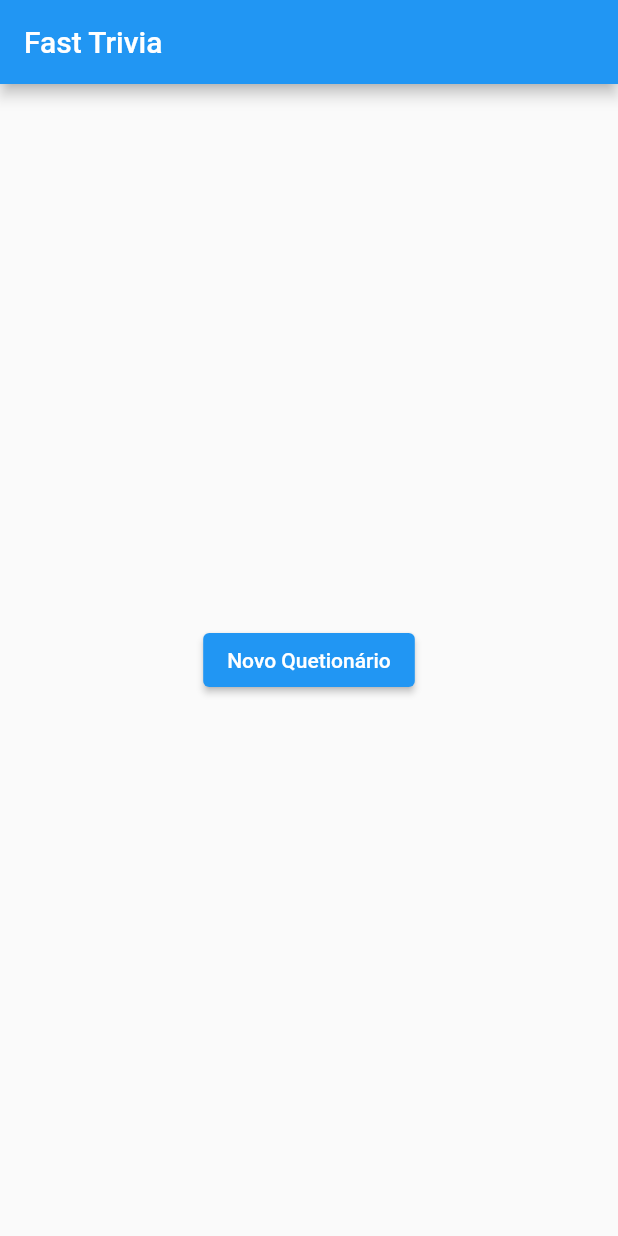
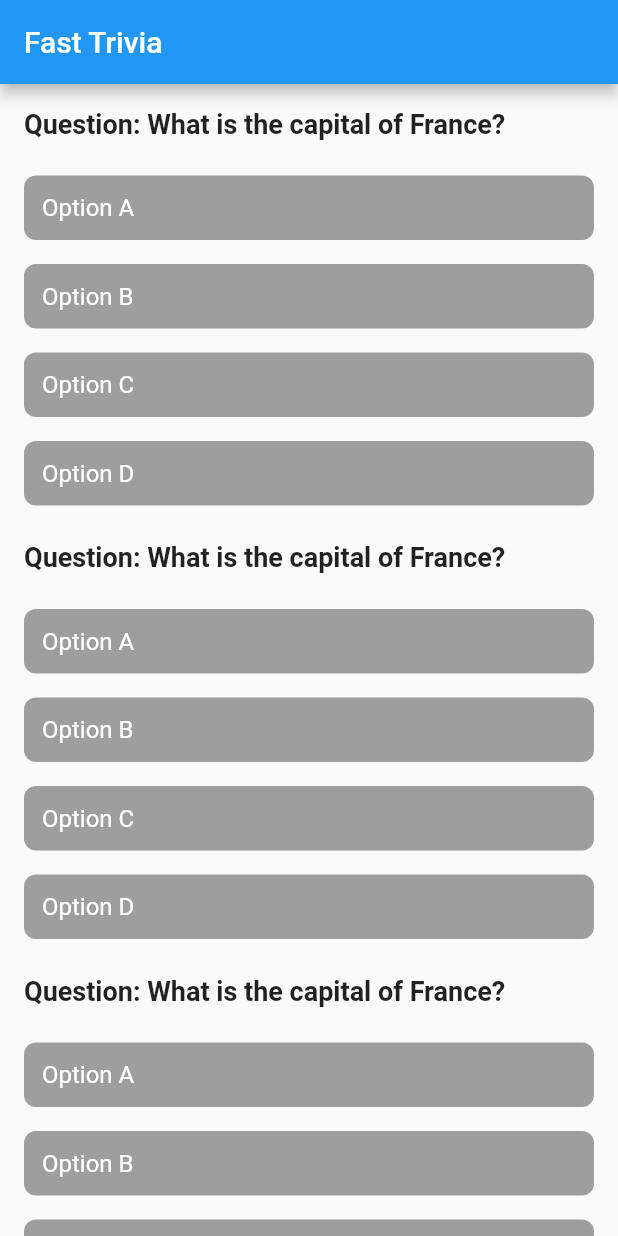
Before and after one commit to josemailson/fast-trivia, a Flutter app: the screen it shows after launch, on a phone screen of 412 x 824 dp. Run offline on Flutter 3.47's test engine with Material 2 defaults, Android fonts, the phone set to English and light mode, and no system bars.

Commit message:
add: results page and answers page

```diff
--- a/lib/my_app.dart
+++ b/lib/my_app.dart
@@ -1,4 +1,4 @@
-import 'package:fast_trivia/view/home/home_page.dart';
+import 'package:fast_trivia/view/answers/answers_page.dart';
 import 'package:flutter/material.dart';
 
 class MyApp extends StatelessWidget {
@@ -12,7 +12,7 @@ class MyApp extends StatelessWidget {
       theme: ThemeData(
         primarySwatch: Colors.blue,
       ),
-      home: HomePage(),
+      home: const AnswersPage(),
     );
   }
 }
--- a/lib/view/answers/answers_page.dart
+++ b/lib/view/answers/answers_page.dart
@@ -0,0 +1,157 @@
+import 'package:flutter/material.dart';
+
+class AnswersPage extends StatefulWidget {
+  const AnswersPage({super.key});
+
+  @override
+  _AnswersPageState createState() => _AnswersPageState();
+}
+
+class _AnswersPageState extends State<AnswersPage> {
+  int _selectedOptionIndex = -1; // Index of the selected answer, -1 means no answer selected
+  final List<String> _options = [
+    'Option A',
+    'Option B',
+    'Option C',
+    'Option D',
+  ];
+
+  void _selectOption(int index) {
+    setState(() {
+      _selectedOptionIndex = index;
+    });
+  }
+
+  @override
+  Widget build(BuildContext context) {
+    return Scaffold(
+      appBar: AppBar(
+        title: const Text('Fast Trivia'),
+      ),
+      body: SingleChildScrollView(
+        child: Padding(
+          padding: const EdgeInsets.all(16.0),
+          child: Column(
+            crossAxisAlignment: CrossAxisAlignment.stretch,
+            children: [
+              const Text(
+                'Question: What is the capital of France?',
+                style: TextStyle(fontSize: 18, fontWeight: FontWeight.bold),
+              ),
+              const SizedBox(height: 16),
+              Column(
+                children: _options
+                    .asMap()
+                    .map((index, option) => MapEntry(
+                          index,
+                          GestureDetector(
+                            onTap: () => _selectOption(index),
+                            child: FractionallySizedBox(
+                              widthFactor: 1,
+                              child: Container(
+                                decoration: BoxDecoration(
+                                  color: _selectedOptionIndex == index
+                                      ? Colors.blue
+                                      : Colors.grey,
+                                  borderRadius: BorderRadius.circular(8),
+                                ),
+                                padding: const EdgeInsets.all(12),
+                                margin: const EdgeInsets.symmetric(vertical: 8),
+                                child: Text(
+                                  option,
+                                  style: const TextStyle(
+                                    color: Colors.white,
+                                    fontSize: 16,
+                                  ),
+                                ),
+                              ),
+                            ),
+                          ),
+                        ))
+                    .values
+                    .toList(),
+              ),
+              const SizedBox(height: 16),
+              const Text(
+                'Question: What is the capital of France?',
+                style: TextStyle(fontSize: 18, fontWeight: FontWeight.bold),
+              ),
+              const SizedBox(height: 16),
+              Column(
+                children: _options
+                    .asMap()
+                    .map((index, option) => MapEntry(
+                          index,
+                          GestureDetector(
+                            onTap: () => _selectOption(index),
+                            child: FractionallySizedBox(
+                              widthFactor: 1,
+                              child: Container(
+                                decoration: BoxDecoration(
+                                  color: _selectedOptionIndex == index
+                                      ? Colors.blue
+                                      : Colors.grey,
+                                  borderRadius: BorderRadius.circular(8),
+                                ),
+                                padding: const EdgeInsets.all(12),
+                                margin: const EdgeInsets.symmetric(vertical: 8),
+                                child: Text(
+                                  option,
+                                  style: const TextStyle(
+                                    color: Colors.white,
+                                    fontSize: 16,
+                                  ),
+                                ),
+                              ),
+                            ),
+                          ),
+                        ))
+                    .values
+                    .toList(),
+              ),
+              const SizedBox(height: 16),
+              const Text(
+                'Question: What is the capital of France?',
+                style: TextStyle(fontSize: 18, fontWeight: FontWeight.bold),
+              ),
+              const SizedBox(height: 16),
+              Column(
+                children: _options
+                    .asMap()
+                    .map((index, option) => MapEntry(
+                          index,
+                          GestureDetector(
+                            onTap: () => _selectOption(index),
+                            child: FractionallySizedBox(
+                              widthFactor: 1,
+                              child: Container(
+                                decoration: BoxDecoration(
+                                  color: _selectedOptionIndex == index
+                                      ? Colors.blue
+                                      : Colors.grey,
+                                  borderRadius: BorderRadius.circular(8),
+                                ),
+                                padding: const EdgeInsets.all(12),
+                                margin: const EdgeInsets.symmetric(vertical: 8),
+                                child: Text(
+                                  option,
+                                  style: const TextStyle(
+                                    color: Colors.white,
+                                    fontSize: 16,
+                                  ),
+                                ),
+                              ),
+                            ),
+                          ),
+                        ))
+                    .values
+                    .toList(),
+              ),
+              const SizedBox(height: 16),
+            ],
+          ),
+        ),
+      ),
+    );
+  }
+}
--- a/lib/view/home/home_page.dart
+++ b/lib/view/home/home_page.dart
@@ -1,11 +1,13 @@
 import 'package:flutter/material.dart';
 
 class HomePage extends StatelessWidget {
+  const HomePage({super.key});
+
   @override
   Widget build(BuildContext context) {
     return Scaffold(
       appBar: AppBar(
-        title: Text('Fast Trivia'),
+        title: const Text('Fast Trivia'),
       ),
       body: Center(
         child: ElevatedButton(
--- a/lib/view/results/results_page.dart
+++ b/lib/view/results/results_page.dart
@@ -0,0 +1,50 @@
+import 'package:flutter/material.dart';
+
+class ResultsPage extends StatefulWidget {
+  const ResultsPage({super.key});
+
+  @override
+  _ResultsPageState createState() => _ResultsPageState();
+}
+
+class _ResultsPageState extends State<ResultsPage> {
+
+  @override
+  Widget build(BuildContext context) {
+    return Scaffold(
+      appBar: AppBar(
+        title: const Text('Fast Trivia'),
+      ),
+      body: Padding(
+        padding: const EdgeInsets.all(16.0),
+        child: Column(
+          crossAxisAlignment: CrossAxisAlignment.stretch,
+          mainAxisAlignment: MainAxisAlignment.center,
+          children: [
+            const Center(
+              child: Text(
+                'Resultado',
+                style: TextStyle(fontSize: 18, fontWeight: FontWeight.bold),
+              ),
+            ),
+            const SizedBox(height: 16),
+            const Center(
+              child: Text(
+                '10/10',
+                style: TextStyle(fontSize: 18, fontWeight: FontWeight.bold),
+              ),
+            ),
+            const SizedBox(height: 16),
+            ElevatedButton(
+              onPressed: () {
+                // You can add your logic here to check the selected answer and proceed
+                // with the quiz.
+              },
+              child: const Text('Novo questionário'),
+            ),
+          ],
+        ),
+      ),
+    );
+  }
+}
```
